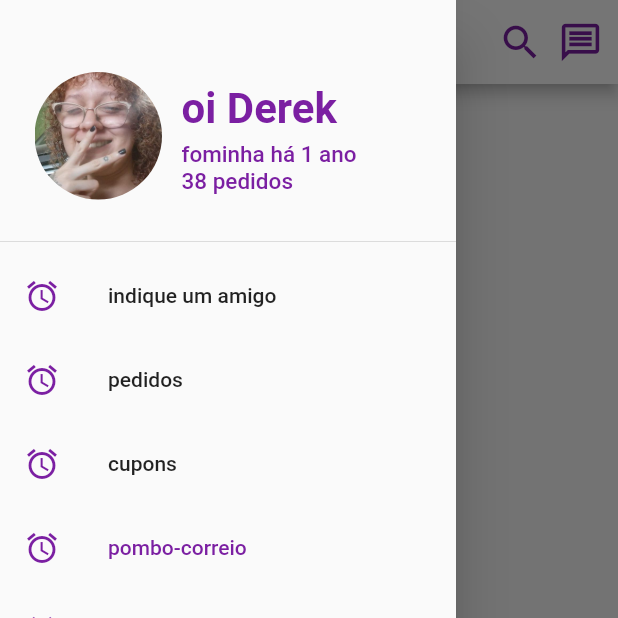
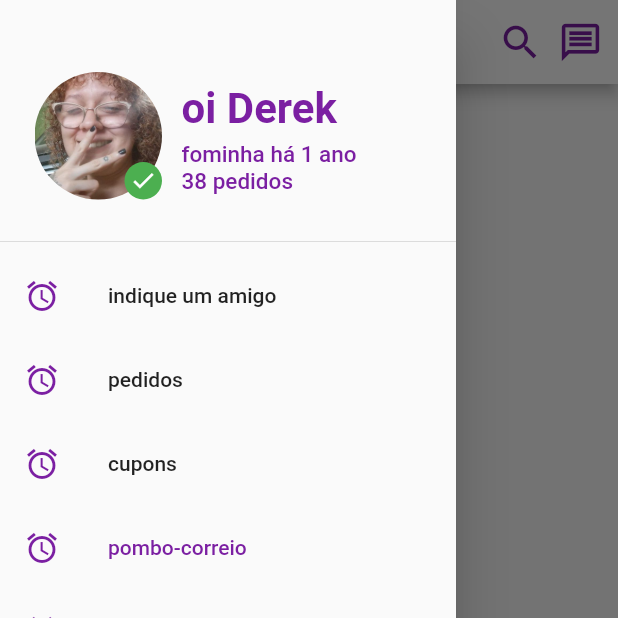
Before and after one commit to derek-alves/Flutter, a Flutter app: the screen it shows after launch, with the side drawer open, on a phone screen of 412 x 824 dp, the top half of it. Run offline on Flutter 3.47's test engine with Material 2 defaults, Android fonts, the light colour scheme and no system bars.

Commit message:
drawer: image perfil

```diff
--- a/clone_aiqfome/lib/components/drawer.dart
+++ b/clone_aiqfome/lib/components/drawer.dart
@@ -26,13 +26,34 @@ class MainDrawer extends StatelessWidget {
                         fit: BoxFit.cover,
                       ),
                     ),
-                    child: ClipOval(
+                    child: Stack(
+                      children: [
+                        ClipOval(
                           child: FlatButton(
                             onPressed: () {
                               Scaffold.of(context).openDrawer();
                             },
                             child: null,
                           ),
+                        ),
+                        Positioned(
+                          top: 60,
+                          left: 60,
+                          child: Container(
+                            width: 25,
+                            height: 25,
+                            decoration: BoxDecoration(
+                              borderRadius: BorderRadius.circular(40),
+                              color: Colors.green,
+                            ),
+                            child: Icon(
+                              Icons.check,
+                              color: Colors.white,
+                              size: 18,
+                            ),
+                          ),
+                        )
+                      ],
                     ),
                   ),
                   Container(
```
Lines whose indentation alone changed are shown as unchanged.
